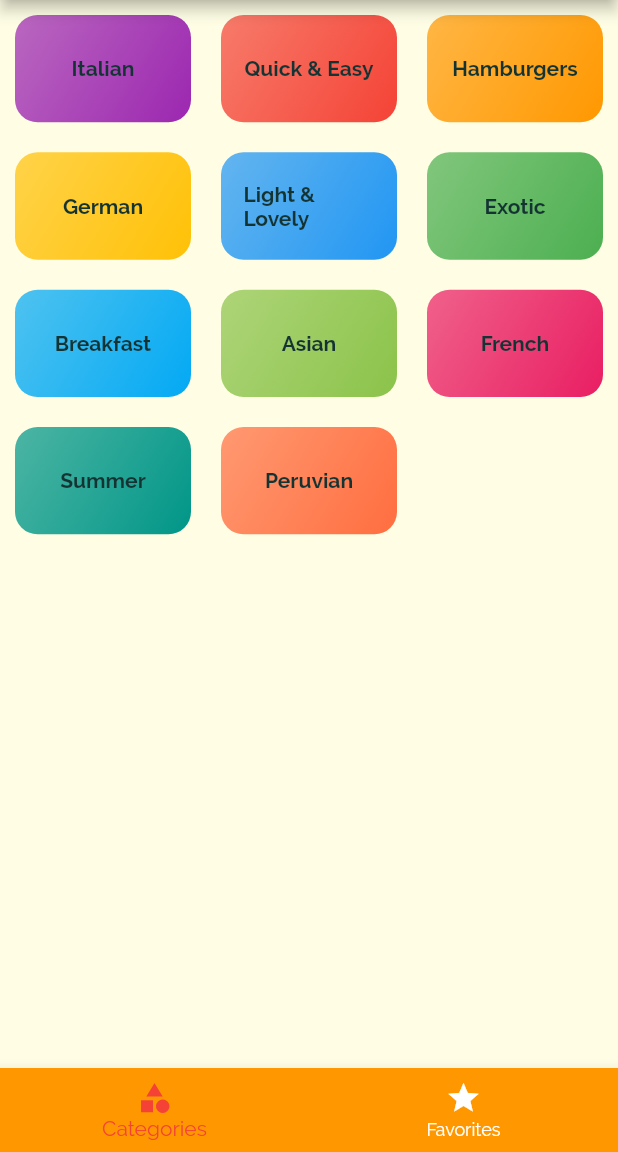
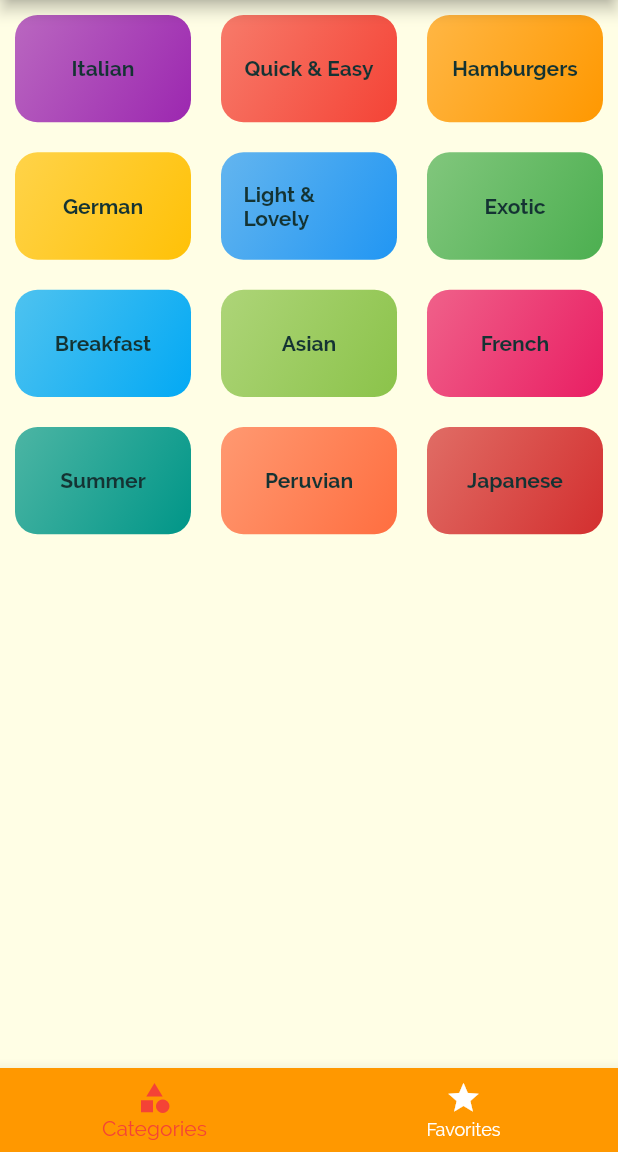
Before and after one commit to josephvisaac/mealsApp, a Flutter app: the screen it shows after launch, on a phone screen of 412 x 824 dp, the part 84-1236 px from its top. Run offline on Flutter 3.47's test engine with Material 2 defaults, Android fonts, the phone set to English and light mode, and no system bars.

Commit message:
added eel recipe and japanese category

```diff
--- a/lib/dummy_data.dart
+++ b/lib/dummy_data.dart
@@ -58,10 +58,43 @@ const DUMMY_CATEGORIES = const [
     title: 'Peruvian',
     id: 'p1',
     color: Colors.deepOrangeAccent,
-  )
+  ),
+  Category(title: 'Japanese', id: 'j1', color: Color.fromRGBO(211, 47, 47, 1)),
 ];
 
 const DUMMY_MEALS = const [
+  Meal(
+    id: '1tan',
+    categories: ['j1', 'c10', 'c6'],
+    title: 'Unagi Don Grilled Eel Rice Bowl',
+    imageURL:
+        'https://images.japancentre.com/recipes/pics/1434/main/unagidon-edited.jpg?1469573896',
+    ingredients: [
+      '2 ½ tbsp sugar',
+      '1 ½ tbsp cooking sake',
+      '4 tbsp soy sauce',
+      '4 tbsp mirin',
+      '200g rice',
+      '260ml water',
+      '2 eel fillets, skin-on',
+    ],
+    steps: [
+      'To make the sauce, combine the mirin and sake in a small saucepan and bring to the boil. Reduce the heat and add the sugar, stirring until completely dissolved. Add the soy sauce and bring to the boil. Reduce the heat and simmer for 10 mins, or until the sauce thickens. Turn off the heat and set aside to cool.',
+      'While the sauce is cooling, start cooking and preparing the rice using your preferred method. We suggest using 200g rice and 260ml water after washing the rice.',
+      'Preheat your grilling unit to high (about 250°C). Normally eel fillets come sliced in half lengthwise, so cut your eel fillets in half width-wise so they can fit on top of your rice bowl. Line a baking sheet with aluminium foil. Lay the fillets on top and brush with vegetable oil. Place on the grilling unit and grill for 5-7 minutes, or until nicely browned.',
+      'Take the fillets out of the oven and carefully brush with the unagi sauce, leaving a little sauce for later. Place the fillets back on the grilling unit to grill for a further minute or so, until the sauce starts to bubble on top.',
+      'To serve, Add a serving of cooked rice to an empty bowl. Brush the top of the rice with the remaining sauce and lay the unagi fillets on top.',
+      'TIP: For an authentic experience, you can also service this dish in a two-tier bento lunch box, or jubako. When served like this the dish is called unaju.',
+      'Eel is traditionally eaten during the summer months in Japan. Being rich in vitamins and minerals and protein, the dish is thought to give increased stamina, which is much needed during hot days.'
+    ],
+    duration: 28,
+    complexity: Complexity.Challenging,
+    affordability: Affordability.Pricey,
+    isGlutenFree: false,
+    isLactoseFree: false,
+    isVegan: false,
+    isVegetarian: false,
+  ),
   Meal(
     id: 'quechua',
     categories: ['p1'],
```
Lines whose indentation alone changed are shown as unchanged.
